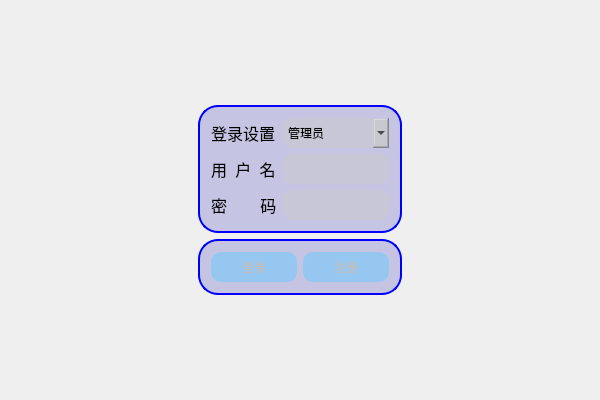
Old version of the form HX/HX.ui in the repository HXhlx/Qt.
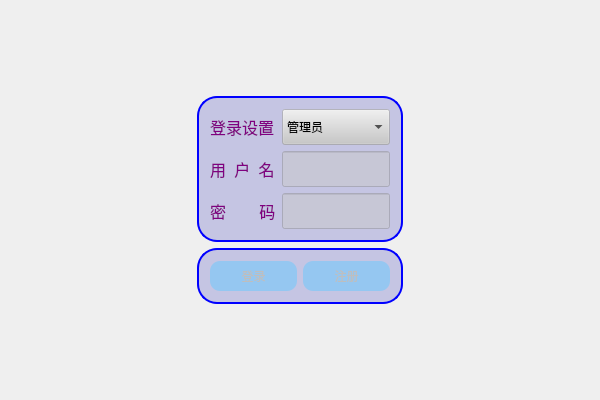
New version of the form. Icons and pictures are not drawn.

Patch:
```diff
--- a/HX/HX.ui
+++ b/HX/HX.ui
@@ -32,9 +32,12 @@
 }
 
 .QLineEdit, .QComboBox {
-    background-color: rgb(200, 200, 200, 50%);
-    border-radius: 10%;
+    background-color: rgba(200, 200, 200, 50%);
     height: 30px;
+}
+
+.QLabel{
+	color: purple;
 }</string>
   </property>
   <layout class="QGridLayout" name="gridLayout">
```
